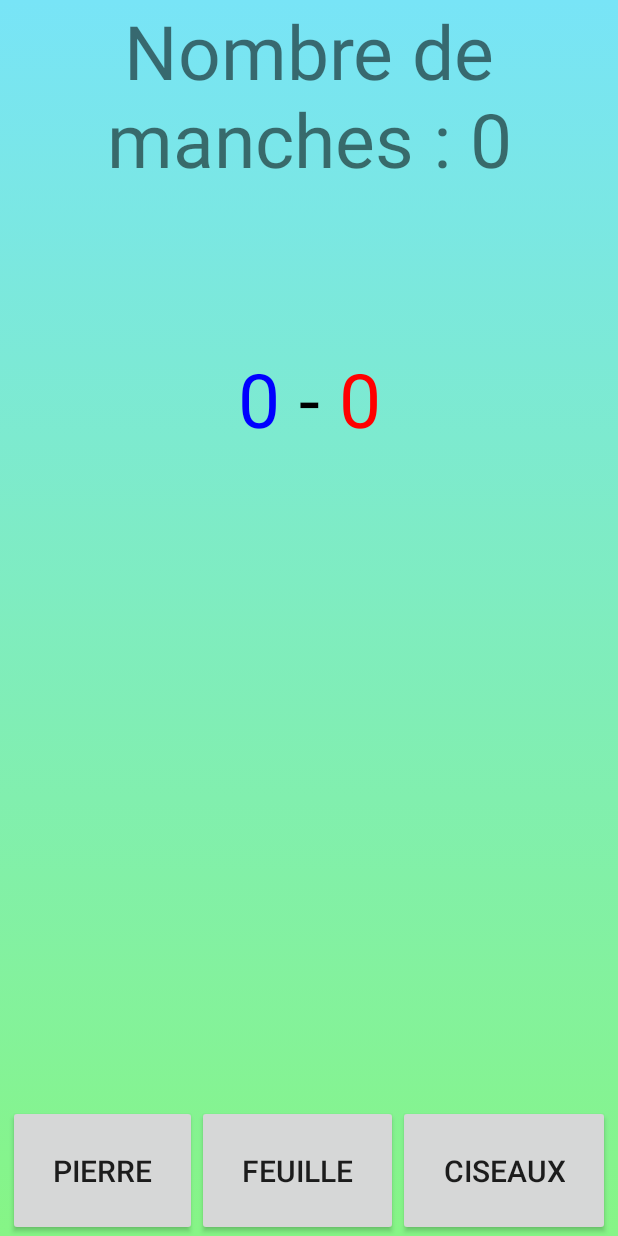
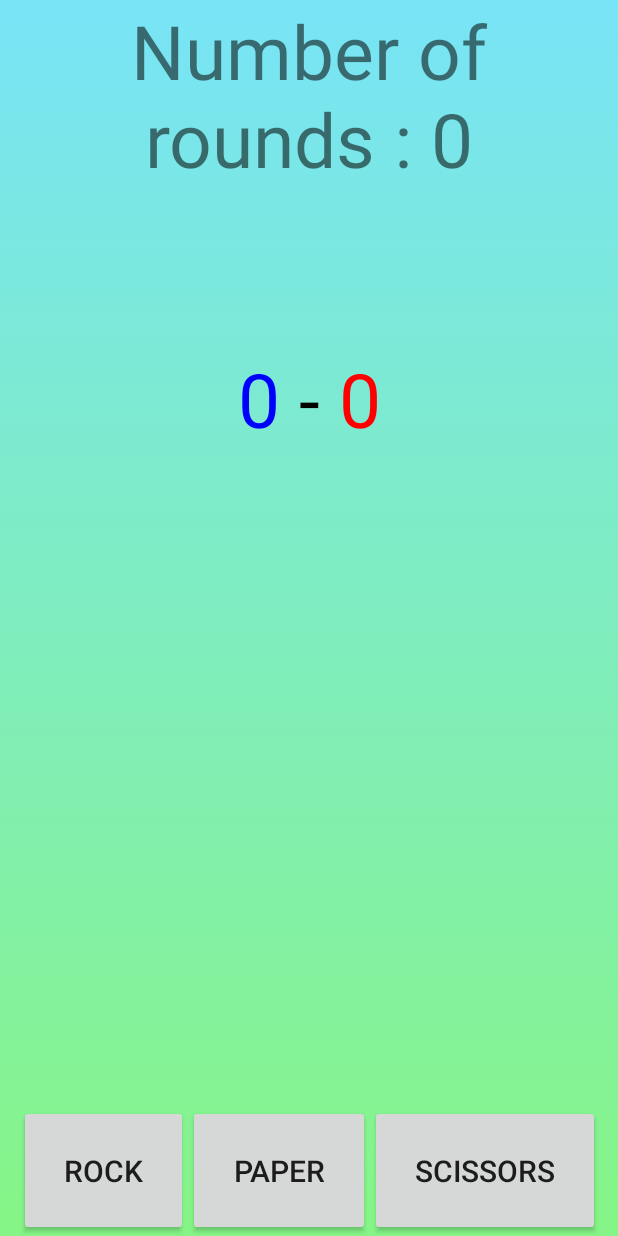
Before and after one commit to Alexandre-Vernet/Pierre_Feuille_Ciseaux, an Android app: the screen it shows after launch (MainActivity), on a phone screen of 412 x 824 dp. Run offline under Robolectric (Android 15) with nearby library versions, the phone set to English and light mode, and no system bars.

Commit message:
Traduction de l'app

```diff
--- a/app/src/main/res/layout/activity_main.xml
+++ b/app/src/main/res/layout/activity_main.xml
@@ -13,7 +13,7 @@
         android:id="@+id/textNbManches"
         android:layout_width="wrap_content"
         android:layout_height="wrap_content"
-        android:text="Nombre de manches : 0"
+        android:text="@string/nombre_de_manches_0"
         android:textAlignment="center"
         android:textSize="50sp"
         app:layout_constraintEnd_toEndOf="parent"
--- a/app/src/main/res/values/strings.xml
+++ b/app/src/main/res/values/strings.xml
@@ -1,6 +1,21 @@
 <resources>
-    <string name="app_name">Pierre Feuille Ciseaux</string>
-    <string name="pierre">Pierre</string>
-    <string name="feuille">Feuille</string>
-    <string name="ciseaux">Ciseaux</string>
+    <string name="app_name">Rock Paper Scissors</string>
+    <string name="pierre">Rock</string>
+    <string name="feuille">Paper</string>
+    <string name="ciseaux">Scissors</string>
+    <string name="nombre_de_manches_0">Number of rounds : 0 </string>
+    <string name="perdu_feuille">Lost ! \n The computer had chosen Paper</string>
+    <string name="gagne_ciseaux">Won ! \n  The computer had chosen Scissors</string>
+    <string name="perdu_ciseaux">Lost ! \n The computer had chosen Scissors</string>
+    <string name="perdu_pierre">Lost ! \n The computer had chosen Rock</string>
+    <string name="gagne_feuille">Won ! \n The computer had chosen Paper</string>
+    <string name="nb_manches">Number of rounds : </string>
+    <string name="victoire">Victory</string>
+    <string name="vous_avez_gagne">You have won ! Play again ?</string>
+    <string name="oui">Yes</string>
+    <string name="non">No</string>
+    <string name="defaite">Defeat</string>
+    <string name="vous_avez_perdu">You lost ! Play again ?</string>
+    <string name="egalite">Equality</string>
+    <string name="gagne_pierre">Won ! \n The computer had chosen Rock</string>
 </resources>
```
Also changed, not shown: app/src/main/java/com/ynov/vernet/pierrefeuilleciseaux/MainActivity.java (+23 -21 lines), 1 other file.
